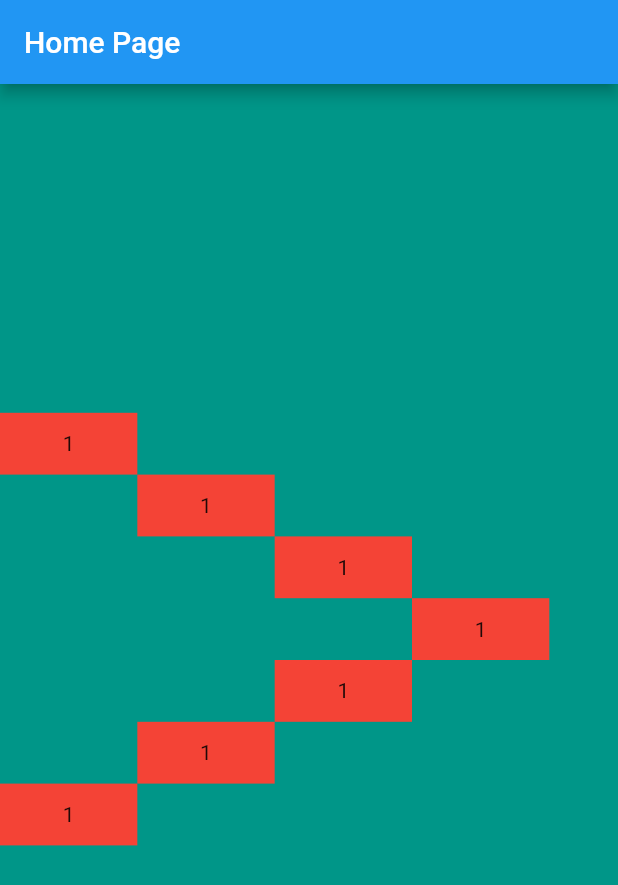
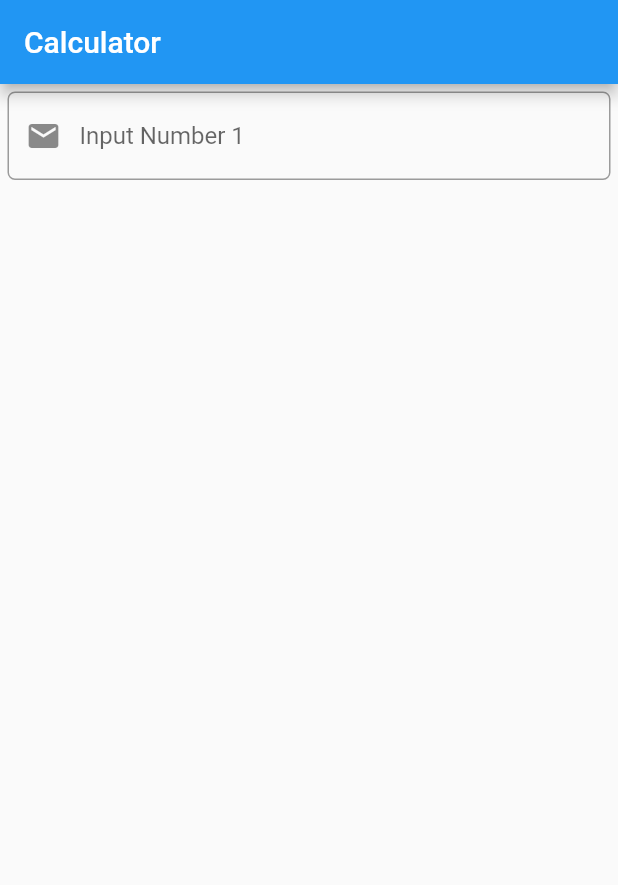
Before and after one commit to phamtanphat/flutter_ui_29112021, a Flutter app: the screen it shows after launch, on a phone screen of 412 x 824 dp. Shown: the top 885 px of the screen. Run offline on Flutter 3.47's test engine with Material 2 defaults, Android fonts, the phone set to English and light mode, and no system bars.

```diff
--- a/lib/main.dart
+++ b/lib/main.dart
@@ -19,92 +19,24 @@ class HomePage extends StatelessWidget {
   Widget build(BuildContext context) {
     return Scaffold(
       appBar: AppBar(
-        title: Text("Home Page"),
+        title: Text("Calculator"),
       ),
       body: SafeArea(
           child: Container(
+            padding: EdgeInsets.all(5),
             constraints: BoxConstraints.expand(),
-            color: Colors.teal,
             child: Column(
-              mainAxisAlignment: MainAxisAlignment.center,
-              crossAxisAlignment: CrossAxisAlignment.center,
               children: [
-                Container(
-                  height: MediaQuery.of(context).size.height / 2.5,
-                  width: double.infinity,
-                  child: Stack(
-                    children: [
-                      Positioned(
-                      top: 0,
-                      left: 0,
-                      child: Container(
-                        alignment: Alignment.center,
-                        color: Colors.red,
-                        width: MediaQuery.of(context).size.width / 4.5,
-                        height: MediaQuery.of(context).size.width / 10,
-                        child: Text("1"),
-                      )),
-                      Positioned(
-                          top: MediaQuery.of(context).size.width / 10,
-                          left: MediaQuery.of(context).size.width / 4.5,
-                          child: Container(
-                            alignment: Alignment.center,
-                            color: Colors.red,
-                            width: MediaQuery.of(context).size.width / 4.5,
-                            height: MediaQuery.of(context).size.width / 10,
-                            child: Text("1"),
-                          )),
-                      Positioned(
-                          top: (MediaQuery.of(context).size.width / 10 * 2),
-                          left: (MediaQuery.of(context).size.width / 4.5) * 2,
-                          child: Container(
-                            alignment: Alignment.center,
-                            color: Colors.red,
-                            width: MediaQuery.of(context).size.width / 4.5,
-                            height: MediaQuery.of(context).size.width / 10,
-                            child: Text("1"),
-                          )),
-                      Positioned(
-                          top: (MediaQuery.of(context).size.width / 10 * 3),
-                          left: (MediaQuery.of(context).size.width / 4.5) * 3,
-                          child: Container(
-                            alignment: Alignment.center,
-                            color: Colors.red,
-                            width: MediaQuery.of(context).size.width / 4.5,
-                            height: MediaQuery.of(context).size.width / 10,
-                            child: Text("1"),
-                          )),
-                      Positioned(
-                          top: (MediaQuery.of(context).size.width / 10 * 4),
-                          left: (MediaQuery.of(context).size.width / 4.5) * 2,
-                          child: Container(
-                            alignment: Alignment.center,
-                            color: Colors.red,
-                            width: MediaQuery.of(context).size.width / 4.5,
-                            height: MediaQuery.of(context).size.width / 10,
-                            child: Text("1"),
-                          )),
-                      Positioned(
-                          top:(MediaQuery.of(context).size.width / 10 * 5),
-                          left: MediaQuery.of(context).size.width / 4.5,
-                          child: Container(
-                            alignment: Alignment.center,
-                            color: Colors.red,
-                            width: MediaQuery.of(context).size.width / 4.5,
-                            height: MediaQuery.of(context).size.width / 10,
-                            child: Text("1"),
-                          )),
-                      Positioned(
-                          top: (MediaQuery.of(context).size.width / 10 * 6),
-                          left: 0,
-                          child: Container(
-                            alignment: Alignment.center,
-                            color: Colors.red,
-                            width: MediaQuery.of(context).size.width / 4.5,
-                            height: MediaQuery.of(context).size.width / 10,
-                            child: Text("1"),
-                          )),
-                    ],
+                TextField(
+                  obscureText: false,
+                  keyboardType: TextInputType.number,
+                  decoration: InputDecoration(
+                    prefixIcon: Icon(Icons.email),
+                    hintText: "Input Number 1",
+                    // disabledBorder: InputBorder.none,
+                    border: OutlineInputBorder(
+                      borderRadius: BorderRadius.all(Radius.circular(5))
+                    )
                   ),
                 )
               ],
```
